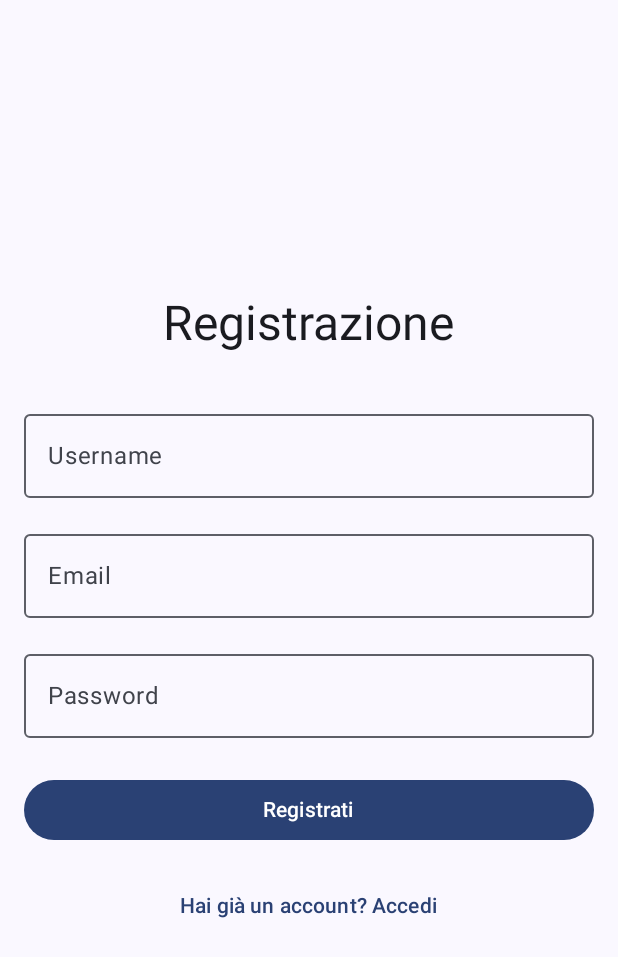
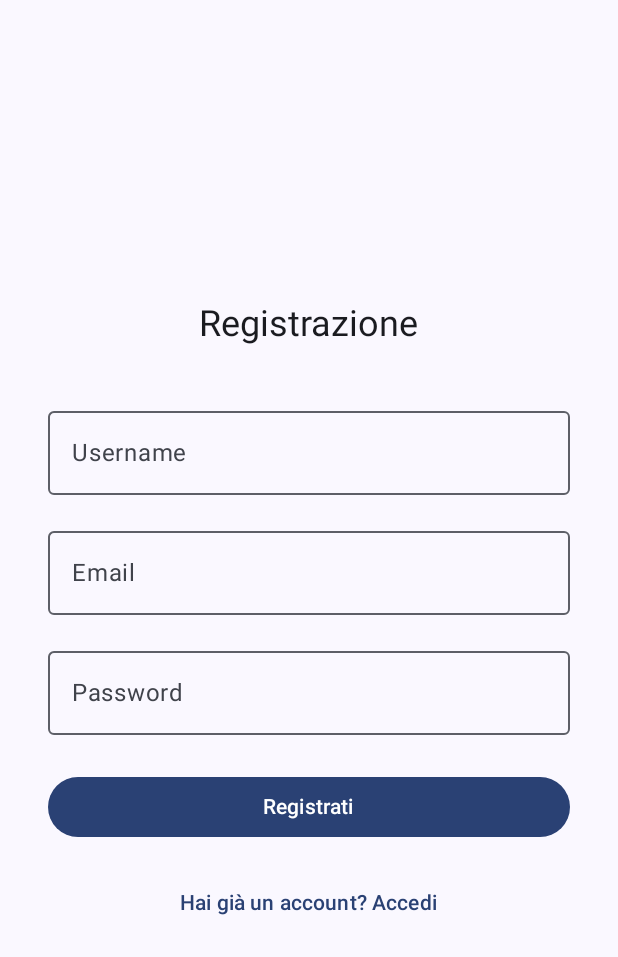
Before and after one commit to TibaldoAlessandro/pw-frontend-triptales, an Android app built with Jetpack Compose: the RegisterScreen screen opened through its navigation route, on a phone screen of 412 x 824 dp. Shown: the top 957 px of the screen. Run offline under Robolectric (Android 15) with nearby library versions, the phone set to English and light mode, and no system bars.

Commit message:
Modifica della directory di registrazione, mi riporta alla pagina di login

```diff
--- /dev/null
+++ b/app/src/main/java/com/example/frontend_triptales/AuthViewModelFactory.kt
@@ -0,0 +1,16 @@
+package com.example.frontend_triptales
+
+import android.content.Context
+import androidx.lifecycle.ViewModel
+import androidx.lifecycle.ViewModelProvider
+import com.example.frontend_triptales.AuthViewModel
+
+class AuthViewModelFactory(private val context: Context) : ViewModelProvider.Factory {
+    override fun <T : ViewModel> create(modelClass: Class<T>): T {
+        if (modelClass.isAssignableFrom(AuthViewModel::class.java)) {
+            @Suppress("UNCHECKED_CAST")
+            return AuthViewModel(context) as T
+        }
+        throw IllegalArgumentException("Unknown ViewModel class")
+    }
+}
--- a/app/src/main/java/com/example/frontend_triptales/LoginScreen.kt
+++ b/app/src/main/java/com/example/frontend_triptales/LoginScreen.kt
@@ -1,32 +1,19 @@
 package com.example.frontend_triptales
 
-import androidx.compose.foundation.layout.Arrangement
-import androidx.compose.foundation.layout.Column
-import androidx.compose.foundation.layout.Spacer
-import androidx.compose.foundation.layout.fillMaxSize
-import androidx.compose.foundation.layout.fillMaxWidth
-import androidx.compose.foundation.layout.height
-import androidx.compose.foundation.layout.padding
-import androidx.compose.material3.Button
-import androidx.compose.material3.CircularProgressIndicator
-import androidx.compose.material3.MaterialTheme
-import androidx.compose.material3.OutlinedTextField
-import androidx.compose.material3.Text
-import androidx.compose.material3.TextButton
-import androidx.compose.runtime.Composable
-import androidx.compose.runtime.getValue
-import androidx.compose.runtime.mutableStateOf
-import androidx.compose.runtime.remember
-import androidx.compose.runtime.setValue
+import androidx.compose.foundation.layout.*
+import androidx.compose.material3.*
+import androidx.compose.runtime.*
 import androidx.compose.ui.Alignment
 import androidx.compose.ui.Modifier
 import androidx.compose.ui.text.input.PasswordVisualTransformation
 import androidx.compose.ui.unit.dp
+import androidx.compose.ui.unit.sp
+import androidx.navigation.NavController
+import com.example.frontend_triptales.AuthViewModel
 
 @Composable
 fun LoginScreen(
-    onLoginSuccess: () -> Unit,
-    onNavigateToRegister: () -> Unit,
+    navController: NavController,
     authViewModel: AuthViewModel
 ) {
     var username by remember { mutableStateOf("") }
@@ -37,11 +24,15 @@ fun LoginScreen(
     Column(
         modifier = Modifier
             .fillMaxSize()
-            .padding(16.dp),
+            .padding(32.dp),
         verticalArrangement = Arrangement.Center,
         horizontalAlignment = Alignment.CenterHorizontally
     ) {
-        Text(text = "TripTales", style = MaterialTheme.typography.headlineLarge)
+        Text(
+            text = "Login",
+            style = MaterialTheme.typography.headlineMedium,
+            fontSize = 24.sp
+        )
 
         Spacer(modifier = Modifier.height(32.dp))
 
@@ -63,11 +54,11 @@ fun LoginScreen(
         )
 
         errorMessage?.let {
-            Spacer(modifier = Modifier.height(8.dp))
+            Spacer(modifier = Modifier.height(16.dp))
             Text(
                 text = it,
                 color = MaterialTheme.colorScheme.error,
-                style = MaterialTheme.typography.bodySmall
+                style = MaterialTheme.typography.bodyMedium
             )
         }
 
@@ -81,7 +72,11 @@ fun LoginScreen(
                     authViewModel.login(
                         username = username,
                         password = password,
-                        onSuccess = onLoginSuccess,
+                        onSuccess = {
+                            navController.navigate("home") {
+                                popUpTo("login") { inclusive = true }
+                            }
+                        },
                         onError = {
                             isLoading = false
                             errorMessage = it
@@ -95,15 +90,18 @@ fun LoginScreen(
             enabled = !isLoading
         ) {
             if (isLoading) {
-                CircularProgressIndicator(color = MaterialTheme.colorScheme.error)
+                CircularProgressIndicator(color = MaterialTheme.colorScheme.onPrimary)
             } else {
-                Text("Login")
+                Text("Accedi")
             }
         }
 
         Spacer(modifier = Modifier.height(16.dp))
 
-        TextButton(onClick = onNavigateToRegister) {
+        TextButton(
+            onClick = { navController.navigate("register") },
+            modifier = Modifier.fillMaxWidth()
+        ) {
             Text("Non hai un account? Registrati")
         }
     }
--- a/app/src/main/java/com/example/frontend_triptales/MainActivity.kt
+++ b/app/src/main/java/com/example/frontend_triptales/MainActivity.kt
@@ -1,14 +1,12 @@
 package com.example.frontend_triptales
 
-import android.content.Context
 import android.os.Bundle
 import androidx.activity.ComponentActivity
 import androidx.activity.compose.setContent
 import androidx.compose.foundation.layout.fillMaxSize
+import androidx.compose.material3.MaterialTheme
 import androidx.compose.material3.Surface
 import androidx.compose.ui.Modifier
-import androidx.lifecycle.ViewModel
-import androidx.lifecycle.ViewModelProvider
 import androidx.lifecycle.viewmodel.compose.viewModel
 import com.example.frontend_triptales.ui.theme.FrontendtriptalesTheme
 
@@ -17,19 +15,16 @@ class MainActivity : ComponentActivity() {
         super.onCreate(savedInstanceState)
         setContent {
             FrontendtriptalesTheme {
-                Surface(modifier = Modifier.fillMaxSize()) {
+                Surface(
+                    modifier = Modifier.fillMaxSize(),
+                    color = MaterialTheme.colorScheme.background
+                ) {
                     val authViewModel: AuthViewModel = viewModel(
                         factory = AuthViewModelFactory(this)
                     )
-                    NavGraph(authViewModel = authViewModel)
+                    AppNavigation(authViewModel = authViewModel)
                 }
             }
         }
     }
 }
-
-class AuthViewModelFactory(private val context: Context) : ViewModelProvider.Factory {
-    override fun <T : ViewModel> create(modelClass: Class<T>): T {
-        return AuthViewModel(context) as T
-    }
-}
--- a/app/src/main/java/com/example/frontend_triptales/NavGraph.kt
+++ b/app/src/main/java/com/example/frontend_triptales/NavGraph.kt
@@ -4,9 +4,10 @@ import androidx.compose.runtime.Composable
 import androidx.navigation.compose.NavHost
 import androidx.navigation.compose.composable
 import androidx.navigation.compose.rememberNavController
+import com.example.frontend_triptales.AuthViewModel
 
 @Composable
-fun NavGraph(authViewModel: AuthViewModel) {
+fun AppNavigation(authViewModel: AuthViewModel) {
     val navController = rememberNavController()
 
     NavHost(
@@ -14,25 +15,22 @@ fun NavGraph(authViewModel: AuthViewModel) {
         startDestination = if (authViewModel.isLoggedIn.value) "home" else "login"
     ) {
         composable("login") {
-            LoginScreen(
-                onLoginSuccess = { navController.navigate("home") },
-                onNavigateToRegister = { navController.navigate("register") },
-                authViewModel = authViewModel
+            LoginScreen(navController = navController, authViewModel = authViewModel)
+        }
+
+        composable("register") {
+            RegisterScreen(navController = navController, authViewModel = authViewModel)
+        }
+
+        composable("home") {
+            HomeScreen(
+                onLogout = {
+                    authViewModel.logout()
+                    navController.navigate("login") {
+                        popUpTo("home") { inclusive = true }
+                    }
+                }
             )
         }
-        composable("register") {
-            // Assicurati di aver creato RegisterScreen.kt
-            RegisterScreen(
-                onRegisterSuccess = { navController.navigate("home") },
-                onNavigateToLogin = { navController.popBackStack() },
-                authViewModel = authViewModel
-            )
-        }
-        composable("home") {
-            HomeScreen(onLogout = {
-                authViewModel.logout()
-                navController.navigate("login")
-            })
-        }
-    }
+   }
 }
--- a/app/src/main/java/com/example/frontend_triptales/RegisterScreen.kt
+++ b/app/src/main/java/com/example/frontend_triptales/RegisterScreen.kt
@@ -1,32 +1,21 @@
 package com.example.frontend_triptales
 
-import androidx.compose.foundation.layout.Arrangement
-import androidx.compose.foundation.layout.Column
-import androidx.compose.foundation.layout.Spacer
-import androidx.compose.foundation.layout.fillMaxSize
-import androidx.compose.foundation.layout.fillMaxWidth
-import androidx.compose.foundation.layout.height
-import androidx.compose.foundation.layout.padding
-import androidx.compose.material3.Button
-import androidx.compose.material3.CircularProgressIndicator
-import androidx.compose.material3.MaterialTheme
-import androidx.compose.material3.OutlinedTextField
-import androidx.compose.material3.Text
-import androidx.compose.material3.TextButton
-import androidx.compose.runtime.Composable
-import androidx.compose.runtime.getValue
-import androidx.compose.runtime.mutableStateOf
-import androidx.compose.runtime.remember
-import androidx.compose.runtime.setValue
+import android.widget.Toast
+import androidx.compose.foundation.layout.*
+import androidx.compose.material3.*
+import androidx.compose.runtime.*
 import androidx.compose.ui.Alignment
 import androidx.compose.ui.Modifier
+import androidx.compose.ui.platform.LocalContext
 import androidx.compose.ui.text.input.PasswordVisualTransformation
 import androidx.compose.ui.unit.dp
+import androidx.compose.ui.unit.sp
+import androidx.navigation.NavController
+import com.example.frontend_triptales.AuthViewModel
 
 @Composable
 fun RegisterScreen(
-    onRegisterSuccess: () -> Unit,
-    onNavigateToLogin: () -> Unit,
+    navController: NavController,
     authViewModel: AuthViewModel
 ) {
     var username by remember { mutableStateOf("") }
@@ -34,17 +23,19 @@ fun RegisterScreen(
     var password by remember { mutableStateOf("") }
     var isLoading by remember { mutableStateOf(false) }
     var errorMessage by remember { mutableStateOf<String?>(null) }
+    val context = LocalContext.current
 
     Column(
         modifier = Modifier
             .fillMaxSize()
-            .padding(16.dp),
+            .padding(32.dp),
         verticalArrangement = Arrangement.Center,
         horizontalAlignment = Alignment.CenterHorizontally
     ) {
         Text(
             text = "Registrazione",
-            style = MaterialTheme.typography.headlineLarge
+            style = MaterialTheme.typography.headlineMedium,
+            fontSize = 24.sp
         )
 
         Spacer(modifier = Modifier.height(32.dp))
@@ -76,11 +67,11 @@ fun RegisterScreen(
         )
 
         errorMessage?.let {
-            Spacer(modifier = Modifier.height(8.dp))
+            Spacer(modifier = Modifier.height(16.dp))
             Text(
                 text = it,
                 color = MaterialTheme.colorScheme.error,
-                style = MaterialTheme.typography.bodySmall
+                style = MaterialTheme.typography.bodyMedium
             )
         }
 
@@ -91,11 +82,19 @@ fun RegisterScreen(
                 if (username.isNotBlank() && email.isNotBlank() && password.isNotBlank()) {
                     isLoading = true
                     errorMessage = null
-                    authViewModel.register( // Questo ora funzionerà
+                    authViewModel.register(
                         username = username,
                         email = email,
                         password = password,
-                        onSuccess = onRegisterSuccess,
+                        onSuccess = {
+                            isLoading = false
+                            Toast.makeText(
+                                context,
+                                "Registrazione completata! Effettua il login",
+                                Toast.LENGTH_LONG
+                            ).show()
+                            navController.popBackStack() // Torna alla schermata di login
+                        },
                         onError = {
                             isLoading = false
                             errorMessage = it
@@ -117,7 +116,10 @@ fun RegisterScreen(
 
         Spacer(modifier = Modifier.height(16.dp))
 
-        TextButton(onClick = onNavigateToLogin) {
+        TextButton(
+            onClick = { navController.popBackStack() },
+            modifier = Modifier.fillMaxWidth()
+        ) {
             Text("Hai già un account? Accedi")
         }
     }
--- a/app/src/main/res/xml/network_security_config.xml
+++ b/app/src/main/res/xml/network_security_config.xml
@@ -1,6 +1,6 @@
 <?xml version="1.0" encoding="utf-8"?>
 <network-security-config>
     <domain-config cleartextTrafficPermitted="true">
-        <domain includeSubdomains="true">192.168.29.215</domain>
+        <domain includeSubdomains="true">192.168.15.106</domain>
     </domain-config>
 </network-security-config>
```
Also changed, not shown: app/src/main/java/com/example/frontend_triptales/ApiModels.kt (added, +23 -0 lines), app/src/main/java/com/example/frontend_triptales/ApiResponse.kt (deleted, +0 -19 lines), app/src/main/java/com/example/frontend_triptales/ApiService.kt (+5 -18 lines), app/src/main/java/com/example/frontend_triptales/AuthViewModel.kt (+2 -5 lines), app/src/main/java/com/example/frontend_triptales/HomeScreen.kt (+8 -10 lines), app/src/main/java/com/example/frontend_triptales/RetrofitInstance.kt (+1 -10 lines).
